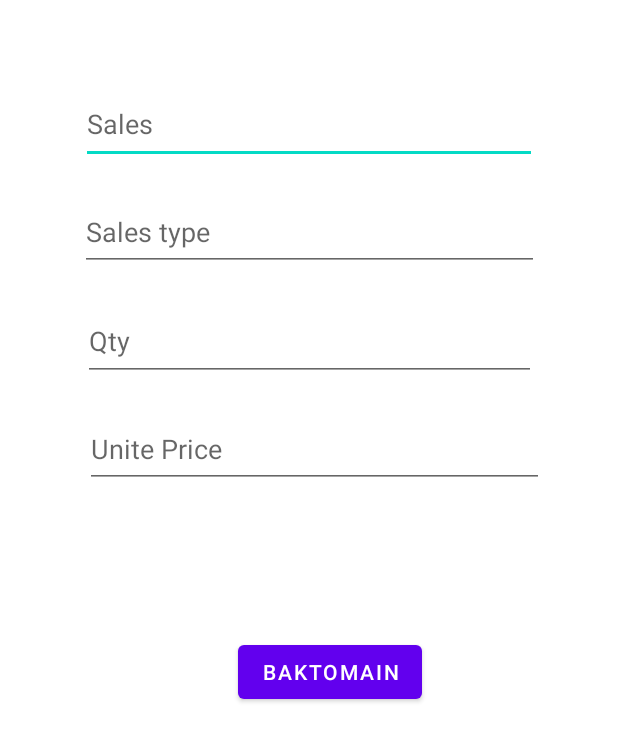
After one commit to kasunChandi/BatikAdminManagerApp, an Android app: the AddSales screen opened directly, with no data from a screen before it, on a phone screen of 412 x 824 dp. The commit adds this screen. Shown: the top 741 px of the screen. Run offline under Robolectric (Android 15) with nearby library versions, the phone set to English and light mode, and no system bars; Roboto replaces fonts that are not available here.

Commit message:
add new layouts
add new layouts  and change new database stru

```diff
--- a/app/src/main/AndroidManifest.xml
+++ b/app/src/main/AndroidManifest.xml
@@ -9,7 +9,9 @@
         android:roundIcon="@mipmap/ic_launcher_round"
         android:supportsRtl="true"
         android:theme="@style/Theme.BatikAdminManagerApp">
-        <activity android:name=".CustomOrderActivity"></activity>
+        <activity android:name=".viewData"></activity>
+        <activity android:name=".AddSales" />
+        <activity android:name=".CustomOrderActivity" />
         <activity android:name=".PurchaseActivity" />
         <activity android:name=".TotalSalesActivity" />
         <activity android:name=".MainMenuActivity" />
--- /dev/null
+++ b/app/src/main/java/com/example/batikadminmanagerapp/AddSales.java
@@ -0,0 +1,71 @@
+package com.example.batikadminmanagerapp;
+
+import androidx.appcompat.app.AppCompatActivity;
+
+import android.os.Bundle;
+import android.view.View;
+import android.widget.ArrayAdapter;
+import android.widget.Button;
+import android.widget.EditText;
+import android.widget.ListView;
+import android.widget.Toast;
+
+import java.util.ArrayList;
+
+public class AddSales extends AppCompatActivity {
+
+
+    //sales type qty
+
+    DBConnection BatikDB;
+    Button saveDatabtn;
+    ListView dataSet;
+    EditText sales, type, qty,uprice;
+    ArrayList<String> listitem;
+    ArrayAdapter adapter;
+
+    @Override
+    protected void onCreate(Bundle savedInstanceState) {
+        super.onCreate(savedInstanceState);
+        setContentView(R.layout.activity_add_sales);
+
+        BatikDB = new DBConnection(this);
+        sales = findViewById(R.id.getSale);
+        type = findViewById(R.id.getType);
+        qty = findViewById(R.id.grtQty);
+         uprice = findViewById(R.id.getUPrice);
+
+
+
+        saveDatabtn = findViewById(R.id.Create);
+
+
+        ADDData();
+
+
+    }
+
+    public  void ADDData(){
+        saveDatabtn.setOnClickListener(new View.OnClickListener() {
+            @Override
+            public void onClick(View v) {
+                String Sales  = sales.getText().toString();
+                String Type  = type.getText().toString();
+                String Qty  = qty.getText().toString();
+                String Uprice = uprice.getText().toString();
+
+                boolean insertData = BatikDB.addData(Sales, Type, Qty,Uprice);
+
+                if(insertData == true){
+                    Toast.makeText(AddSales.this, "Data Added Correctly", Toast.LENGTH_LONG).show();
+                }else {
+                    Toast.makeText(AddSales.this, "Data Added Error", Toast.LENGTH_LONG).show();
+                }
+
+
+            }
+        });
+    }
+
+
+}
--- /dev/null
+++ b/app/src/main/java/com/example/batikadminmanagerapp/DBConnection.java
@@ -0,0 +1,68 @@
+package com.example.batikadminmanagerapp;
+
+import android.content.ContentValues;
+import android.content.Context;
+import android.database.Cursor;
+import android.database.sqlite.SQLiteDatabase;
+import android.database.sqlite.SQLiteOpenHelper;
+
+import androidx.annotation.Nullable;
+
+public class DBConnection extends SQLiteOpenHelper
+{
+    public static  final String DATABASENAME ="BatikNew";
+    public static  final String TABLENAME ="BatikSalesData";
+    public static  final String col1 ="Id";
+    public static  final String col2 ="SALES";
+    public static  final String col3 ="TYPE";
+    public static  final String col4 ="QTY";
+    public static  final String col5 ="UPRICE";
+
+    public DBConnection(@Nullable Context context) {
+        super(context, DATABASENAME, null,1);
+    }
+
+    @Override
+    public void onCreate(SQLiteDatabase db) {
+
+
+        String createTable = "CREATE TABLE " +TABLENAME + "(Id INTEGER PRIMARY KEY AUTOINCREMENT, " + "SALES TEXT,TYPE TEXT, QTY TEXT,  UPRICE TEXT)";
+        db.execSQL(createTable);
+    }
+
+    @Override
+    public void onUpgrade(SQLiteDatabase db, int oldVersion, int newVersion) {
+        db.execSQL("DROP TABLE IF  EXISTS " + TABLENAME);
+        onCreate(db);
+
+    }
+
+
+    public  boolean addData (String  Sales, String Type, String Qty, String UPRICE){
+        SQLiteDatabase db = this.getWritableDatabase();
+        ContentValues contentValues = new ContentValues();
+        contentValues.put(col2,Sales);
+        contentValues.put(col3,Type);
+        contentValues.put(col4,Qty);
+        contentValues.put(col5,UPRICE);
+
+        long result = db.insert(TABLENAME, null, contentValues );
+
+        if(result == -1){
+            return false;
+        }
+        else {
+            return  true;
+        }
+
+    }
+
+    public Cursor getData(){
+        SQLiteDatabase db = this.getWritableDatabase();
+        String query = "SELECT * FROM " + TABLENAME;
+        Cursor data = db.rawQuery(query,null);
+        return data;
+    }
+
+
+}
--- /dev/null
+++ b/app/src/main/res/layout/activity_add_sales.xml
@@ -0,0 +1,75 @@
+<?xml version="1.0" encoding="utf-8"?>
+<androidx.constraintlayout.widget.ConstraintLayout xmlns:android="http://schemas.android.com/apk/res/android"
+    xmlns:app="http://schemas.android.com/apk/res-auto"
+    xmlns:tools="http://schemas.android.com/tools"
+    android:layout_width="match_parent"
+    android:layout_height="match_parent"
+    tools:context=".AddSales">
+
+    <EditText
+        android:id="@+id/getSale"
+        android:layout_width="304dp"
+        android:layout_height="53dp"
+        android:layout_marginTop="56dp"
+        android:ems="10"
+        android:hint="Sales"
+        android:inputType="textPersonName"
+        app:layout_constraintEnd_toEndOf="parent"
+        app:layout_constraintStart_toStartOf="parent"
+        app:layout_constraintTop_toTopOf="parent" />
+
+    <EditText
+        android:id="@+id/grtQty"
+        android:layout_width="302dp"
+        android:layout_height="53dp"
+        android:layout_marginTop="20dp"
+        android:ems="10"
+        android:hint="Qty"
+        android:inputType="textPersonName"
+        app:layout_constraintEnd_toEndOf="parent"
+        app:layout_constraintStart_toStartOf="parent"
+        app:layout_constraintTop_toBottomOf="@+id/getType" />
+
+
+    <EditText
+        android:id="@+id/getType"
+        android:layout_width="306dp"
+        android:layout_height="51dp"
+        android:layout_marginTop="20dp"
+        android:ems="10"
+        android:hint="Sales type"
+        android:inputType="textPersonName"
+
+        app:layout_constraintEnd_toEndOf="parent"
+        app:layout_constraintStart_toStartOf="parent"
+        app:layout_constraintTop_toBottomOf="@+id/getSale" />
+
+
+    <EditText
+        android:id="@+id/getUPrice"
+        android:layout_width="306dp"
+        android:layout_height="51dp"
+        android:layout_marginTop="20dp"
+        android:ems="10"
+        android:hint="Unite Price"
+
+        android:inputType="textPersonName"
+        app:layout_constraintEnd_toEndOf="parent"
+        app:layout_constraintHorizontal_bias="0.533"
+        app:layout_constraintStart_toStartOf="parent"
+        app:layout_constraintTop_toBottomOf="@+id/grtQty" />
+
+    <Button
+        android:id="@+id/Create"
+        android:layout_width="wrap_content"
+        android:layout_height="wrap_content"
+        android:text="@string/ok_to_back"
+        app:layout_constraintBottom_toBottomOf="parent"
+        app:layout_constraintEnd_toEndOf="parent"
+        app:layout_constraintHorizontal_bias="0.548"
+        app:layout_constraintStart_toStartOf="parent"
+        app:layout_constraintTop_toTopOf="parent"
+        app:layout_constraintVertical_bias="0.546" />
+
+
+</androidx.constraintlayout.widget.ConstraintLayout>
--- a/app/src/main/res/values/strings.xml
+++ b/app/src/main/res/values/strings.xml
@@ -18,6 +18,8 @@
     <string name="Purchase">Purchase</string>
     <string name="Storage">Storage</string>
     <string name="CusOrd">Custom Orders</string>
+    <string name="add_record">Add Record</string>
+    <string name="view_recode">View Recode</string>
 
     signup
 </resources>
```
Also changed, not shown: app/src/main/java/com/example/batikadminmanagerapp/TotalSalesActivity.java (+23 -7 lines), app/src/main/java/com/example/batikadminmanagerapp/viewData.java (added, +41 -0 lines), app/src/main/res/layout/activity_total_sales.xml (+26 -0 lines), app/src/main/res/layout/activity_view_data.xml (added, +15 -0 lines).
